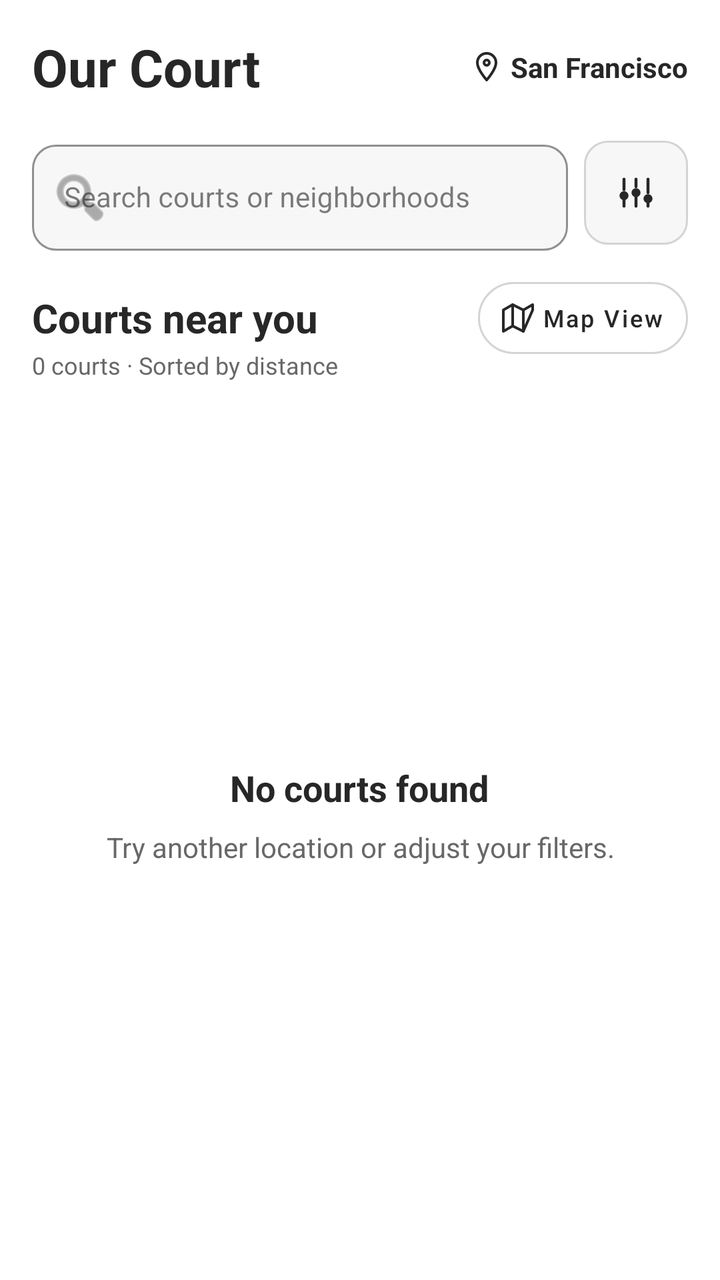
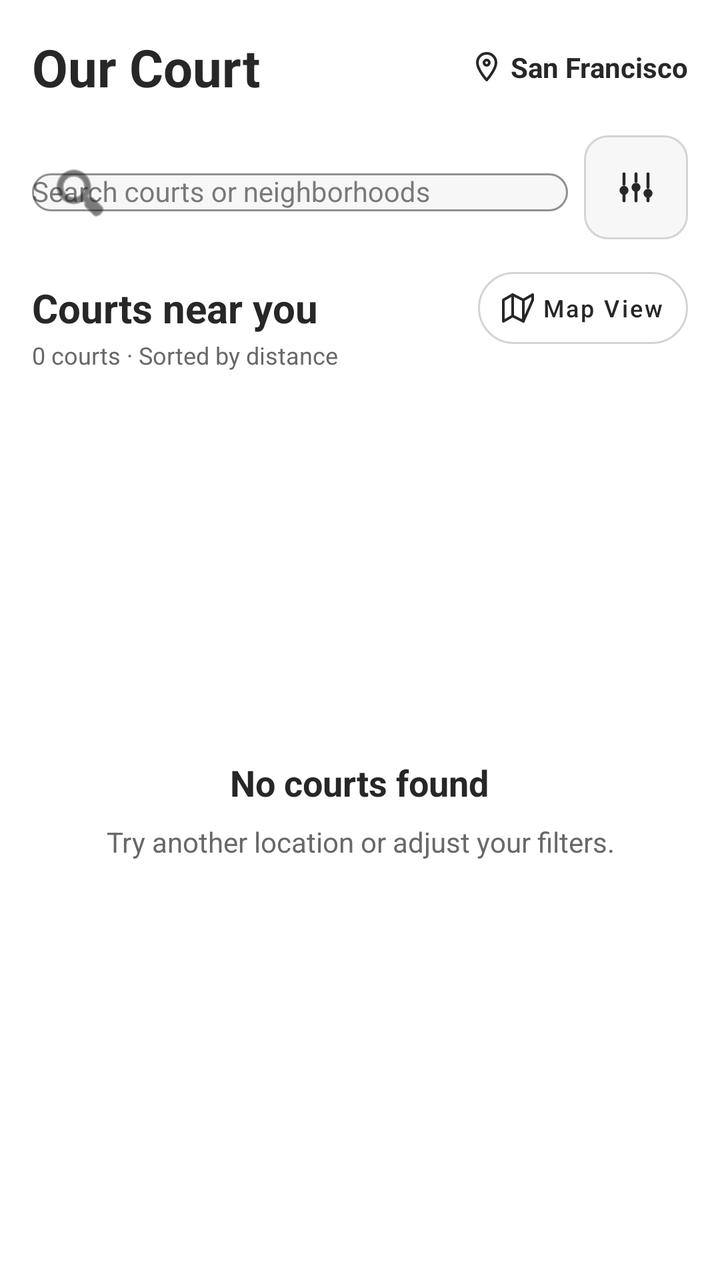

Two renders of the same Android screen: before a commit and after it. Below are the layout's source before the change and the commit's diff.
<!-- AndroidManifest.xml: application theme Theme.OurCourt -->
<!-- res/layout/fragment_discover.xml -->
<?xml version="1.0" encoding="utf-8"?>
<androidx.constraintlayout.widget.ConstraintLayout xmlns:android="http://schemas.android.com/apk/res/android"
    xmlns:app="http://schemas.android.com/apk/res-auto"
    android:layout_width="match_parent"
    android:layout_height="match_parent"
    android:background="#FFFFFF"
    android:padding="16dp">

    
    <TextView
        android:id="@+id/tv_app_title"
        android:layout_width="wrap_content"
        android:layout_height="wrap_content"
        android:text="Our Court"
        android:textColor="#272727"
        android:textSize="26sp"
        android:textStyle="bold"
        app:layout_constraintStart_toStartOf="parent"
        app:layout_constraintTop_toTopOf="parent" />

    <LinearLayout
        android:id="@+id/layout_location"
        android:layout_width="wrap_content"
        android:layout_height="wrap_content"
        android:gravity="center_vertical"
        android:orientation="horizontal"
        app:layout_constraintBottom_toBottomOf="@id/tv_app_title"
        app:layout_constraintEnd_toEndOf="parent"
        app:layout_constraintTop_toTopOf="@id/tv_app_title">

        <ImageView
            android:layout_width="16dp"
            android:layout_height="16dp"
            android:layout_marginEnd="4dp"
            android:contentDescription="Location pin"
            android:src="@drawable/ic_location_pin" />

        <TextView
            android:layout_width="wrap_content"
            android:layout_height="wrap_content"
            android:text="San Francisco"
            android:textColor="#272727"
            android:textSize="14sp"
            android:textStyle="bold" />
    </LinearLayout>

    
    <com.google.android.material.textfield.TextInputLayout
        android:id="@+id/til_search"
        style="@style/Widget.MaterialComponents.TextInputLayout.OutlinedBox"
        android:layout_width="0dp"
        android:layout_height="wrap_content"
        android:layout_marginTop="16dp"
        android:hint="Search courts or neighborhoods"
        app:boxBackgroundColor="#F7F7F7"
        app:boxCornerRadiusBottomEnd="12dp"
        app:boxCornerRadiusBottomStart="12dp"
        app:boxCornerRadiusTopEnd="12dp"
        app:boxCornerRadiusTopStart="12dp"
        app:boxStrokeColor="#D4D4D4"
        app:boxStrokeWidth="1dp"
        app:layout_constraintEnd_toStartOf="@id/btn_filter"
        app:layout_constraintStart_toStartOf="parent"
        app:layout_constraintTop_toBottomOf="@id/tv_app_title"
        app:startIconDrawable="@android:drawable/ic_menu_search">

        <com.google.android.material.textfield.TextInputEditText
            android:id="@+id/et_search"
            android:layout_width="match_parent"
            android:layout_height="wrap_content"
            android:inputType="text"
            android:maxLines="1"
            android:textSize="14sp" />
    </com.google.android.material.textfield.TextInputLayout>

    <com.google.android.material.button.MaterialButton
        android:id="@+id/btn_filter"
        style="@style/Widget.MaterialComponents.Button.OutlinedButton"
        android:layout_width="52dp"
        android:layout_height="52dp"
        android:layout_marginStart="8dp"
        android:insetTop="0dp"
        android:insetBottom="0dp"
        android:padding="0dp"
        app:backgroundTint="#F7F7F7"
        app:cornerRadius="12dp"
        app:icon="@drawable/ic_filter"
        app:iconGravity="textStart"
        app:iconPadding="0dp"
        app:iconTint="#272727"
        app:layout_constraintBottom_toBottomOf="@id/til_search"
        app:layout_constraintEnd_toEndOf="parent"
        app:layout_constraintStart_toEndOf="@id/til_search"
        app:layout_constraintTop_toTopOf="@id/til_search"
        app:strokeColor="#D4D4D4"
        app:strokeWidth="1dp" />

    
    <TextView
        android:id="@+id/tv_courts_header"
        android:layout_width="wrap_content"
        android:layout_height="wrap_content"
        android:layout_marginTop="20dp"
        android:text="Courts near you"
        android:textColor="#272727"
        android:textSize="20sp"
        android:textStyle="bold"
        app:layout_constraintStart_toStartOf="parent"
        app:layout_constraintTop_toBottomOf="@id/til_search" />

    <com.google.android.material.button.MaterialButton
        android:id="@+id/btn_map_toggle"
        style="@style/Widget.MaterialComponents.Button.OutlinedButton"
        android:layout_width="wrap_content"
        android:layout_height="36dp"
        android:backgroundTint="#FFFFFF"
        android:insetTop="0dp"
        android:insetBottom="0dp"
        android:paddingHorizontal="12dp"
        android:text="Map View"
        android:textAllCaps="false"
        android:textColor="#272727"
        android:textSize="12sp"
        app:cornerRadius="18dp"
        app:icon="@drawable/ic_map"
        app:iconSize="16dp"
        app:iconTint="#272727"
        app:layout_constraintBottom_toBottomOf="@id/tv_courts_header"
        app:layout_constraintEnd_toEndOf="parent"
        app:layout_constraintTop_toTopOf="@id/tv_courts_header"
        app:strokeColor="#D4D4D4" />

    <TextView
        android:id="@+id/tv_courts_sub"
        android:layout_width="wrap_content"
        android:layout_height="wrap_content"
        android:layout_marginTop="2dp"
        android:text="0 courts · Sorted by distance"
        android:textColor="#686868"
        android:textSize="12sp"
        app:layout_constraintStart_toStartOf="parent"
        app:layout_constraintTop_toBottomOf="@id/tv_courts_header" />

    
    <androidx.recyclerview.widget.RecyclerView
        android:id="@+id/recycler_courts"
        android:layout_width="0dp"
        android:layout_height="0dp"
        android:layout_marginTop="12dp"
        android:background="#FFFFFF"
        android:clipToPadding="false"
        android:paddingBottom="88dp"
        app:layout_constraintBottom_toBottomOf="parent"
        app:layout_constraintEnd_toEndOf="parent"
        app:layout_constraintStart_toStartOf="parent"
        app:layout_constraintTop_toBottomOf="@id/tv_courts_sub" />

    
    <LinearLayout
        android:id="@+id/layout_empty_state"
        android:layout_width="0dp"
        android:layout_height="0dp"
        android:gravity="center"
        android:orientation="vertical"
        android:padding="24dp"
        app:layout_constraintBottom_toBottomOf="parent"
        app:layout_constraintEnd_toEndOf="parent"
        app:layout_constraintStart_toStartOf="parent"
        app:layout_constraintTop_toBottomOf="@id/tv_courts_sub">

        <TextView
            android:layout_width="wrap_content"
            android:layout_height="wrap_content"
            android:text="No courts found"
            android:textColor="#272727"
            android:textSize="18sp"
            android:textStyle="bold" />

        <TextView
            android:layout_width="wrap_content"
            android:layout_height="wrap_content"
            android:layout_marginTop="8dp"
            android:gravity="center"
            android:text="Try another location or adjust your filters."
            android:textColor="#686868"
            android:textSize="14sp" />
    </LinearLayout>

</androidx.constraintlayout.widget.ConstraintLayout>
<!-- resources referenced by this layout -->
<resources>
  <!-- drawable ic_filter (drawable) -->
  <vector xmlns:android="http://schemas.android.com/apk/res/android"
      android:width="24dp"
      android:height="24dp"
      android:viewportWidth="24"
      android:viewportHeight="24">
    <path
        android:strokeColor="#272727"
        android:strokeWidth="2"
        android:strokeLineCap="round"
        android:pathData="M4,21v-7m0,-4V3"/>
    <path
        android:fillColor="#272727"
        android:pathData="M4,14m-3,0a3,3 0 1,1 6,0a3,3 0 1,1 -6,0"/>
    <path
        android:strokeColor="#272727"
        android:strokeWidth="2"
        android:strokeLineCap="round"
        android:pathData="M12,21v-9m0,-4V3"/>
    <path
        android:fillColor="#272727"
        android:pathData="M12,12m-3,0a3,3 0 1,1 6,0a3,3 0 1,1 -6,0"/>
    <path
        android:strokeColor="#272727"
        android:strokeWidth="2"
        android:strokeLineCap="round"
        android:pathData="M20,21v-5m0,-4V3"/>
    <path
        android:fillColor="#272727"
        android:pathData="M20,16m-3,0a3,3 0 1,1 6,0a3,3 0 1,1 -6,0"/>
  </vector>
  <!-- drawable ic_location_pin (drawable) -->
  <vector xmlns:android="http://schemas.android.com/apk/res/android"
      android:width="24dp"
      android:height="24dp"
      android:viewportWidth="24"
      android:viewportHeight="24">
    <path
        android:strokeColor="#272727"
        android:strokeWidth="2"
        android:strokeLineCap="round"
        android:strokeLineJoin="round"
        android:pathData="M12,2C8.13,2 5,5.13 5,9c0,5.25 7,13 7,13s7,-7.75 7,-13c0,-3.87 -3.13,-7 -7,-7z"/>
    <path
        android:strokeColor="#272727"
        android:strokeWidth="2"
        android:strokeLineCap="round"
        android:strokeLineJoin="round"
        android:pathData="M12,11a2,2 0 1,0 0,-4a2,2 0 1,0 0,4z"/>
  </vector>
  <!-- drawable ic_map (drawable) -->
  <vector xmlns:android="http://schemas.android.com/apk/res/android"
      android:width="24dp"
      android:height="24dp"
      android:viewportWidth="24"
      android:viewportHeight="24">
    <path
        android:strokeColor="#272727"
        android:strokeWidth="2"
        android:strokeLineCap="round"
        android:strokeLineJoin="round"
        android:pathData="M1,6v16l7,-4 8,4 7,-16V2l-7,4 -8,-4 -7,4z"/>
    <path
        android:strokeColor="#272727"
        android:strokeWidth="2"
        android:strokeLineCap="round"
        android:strokeLineJoin="round"
        android:pathData="M8,2v16M16,6v16"/>
  </vector>
  <style name="Theme.OurCourt" parent="Base.Theme.OurCourt" />
  <style name="Base.Theme.OurCourt" parent="Theme.Material3.DayNight.NoActionBar">
          <item name="android:windowBackground">@color/white</item>
          <item name="colorSurface">@color/white</item>
          <item name="colorOnSurface">#242424</item>
          <item name="colorPrimary">@color/tennis_ball_green</item>
          <item name="colorSecondary">@color/tennis_ball_green</item>
          <item name="colorPrimaryContainer">@color/tennis_ball_green</item>
          <item name="colorSecondaryContainer">#EEEEEE</item>
          <item name="colorOnPrimary">#000000</item>
          <item name="colorOnSecondary">#000000</item>
          <item name="colorControlActivated">@color/tennis_ball_green</item>
          <item name="colorAccent">@color/tennis_ball_green</item>
      </style>
  <color name="white">#FFFFFFFF</color>
  <color name="tennis_ball_green">#9AE600</color>
</resources>

<!-- the commit's change to res/layout/fragment_discover.xml (unified diff, before → after) -->
@@ -22,6 +22,9 @@
         android:id="@+id/layout_location"
         android:layout_width="wrap_content"
         android:layout_height="wrap_content"
+        android:background="?attr/selectableItemBackground"
+        android:clickable="true"
+        android:focusable="true"
         android:gravity="center_vertical"
         android:orientation="horizontal"
         app:layout_constraintBottom_toBottomOf="@id/tv_app_title"
@@ -36,6 +39,7 @@
             android:src="@drawable/ic_location_pin" />
 
         <TextView
+            android:id="@+id/tv_location_label"
             android:layout_width="wrap_content"
             android:layout_height="wrap_content"
             android:text="San Francisco"
@@ -57,18 +61,23 @@
         app:boxCornerRadiusBottomStart="12dp"
         app:boxCornerRadiusTopEnd="12dp"
         app:boxCornerRadiusTopStart="12dp"
-        app:boxStrokeColor="#D4D4D4"
+        app:boxStrokeColor="#272727"
         app:boxStrokeWidth="1dp"
+        app:endIconMode="clear_text"
+        app:endIconTint="#272727"
+        app:hintTextColor="#686868"
         app:layout_constraintEnd_toStartOf="@id/btn_filter"
         app:layout_constraintStart_toStartOf="parent"
         app:layout_constraintTop_toBottomOf="@id/tv_app_title"
-        app:startIconDrawable="@android:drawable/ic_menu_search">
+        app:startIconDrawable="@android:drawable/ic_menu_search"
+        app:startIconTint="#272727">
 
-        <com.google.android.material.textfield.TextInputEditText
+        <com.google.android.material.textfield.MaterialAutoCompleteTextView
             android:id="@+id/et_search"
             android:layout_width="match_parent"
             android:layout_height="wrap_content"
-            android:inputType="text"
+            android:imeOptions="actionSearch"
+            android:inputType="textPostalAddress"
             android:maxLines="1"
             android:textSize="14sp" />
     </com.google.android.material.textfield.TextInputLayout>
